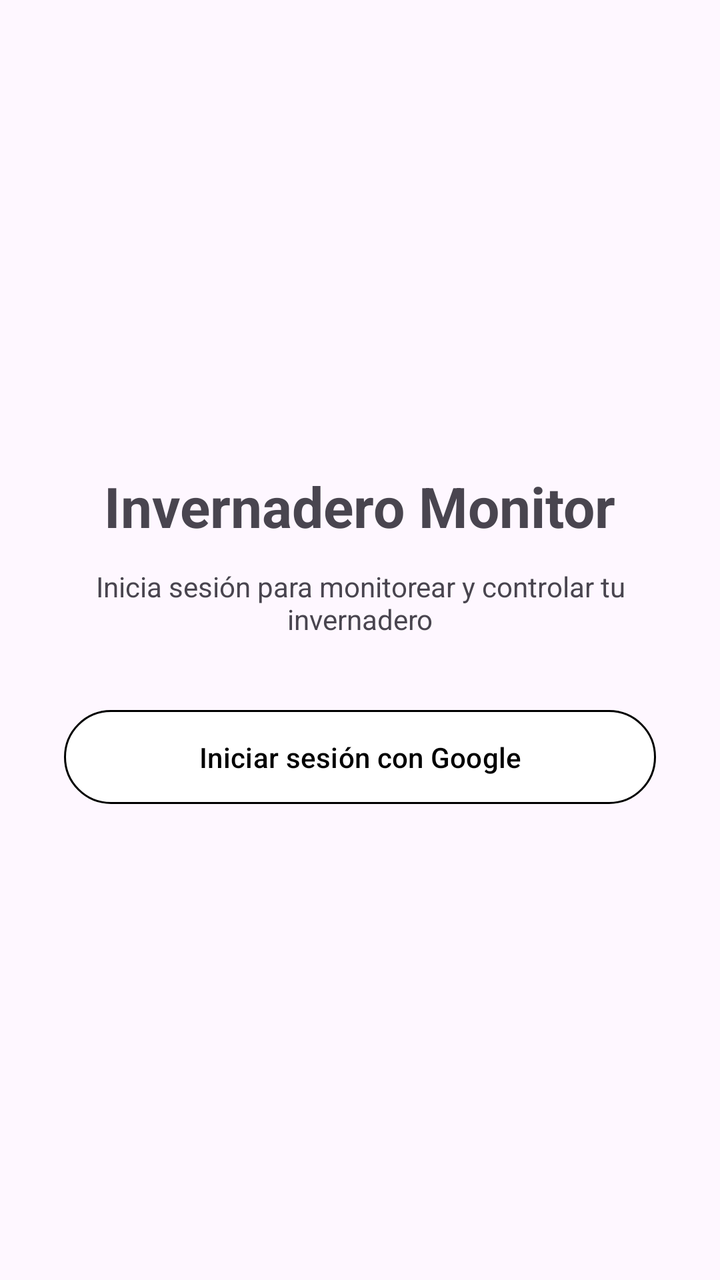
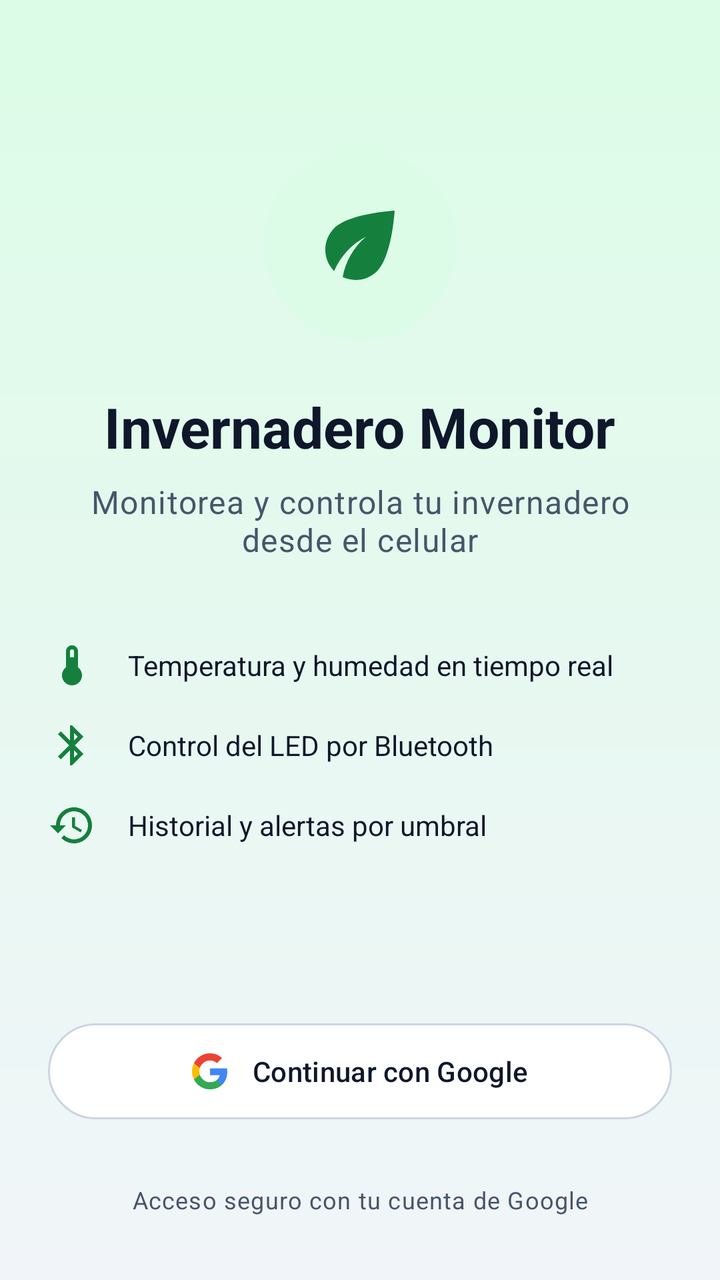

Compare the two renders of this Android layout. The source of the first and the diff that turns it into the second are given below.
<!-- AndroidManifest.xml: application theme Theme.Invernadero -->
<!-- res/layout/activity_login.xml -->
<?xml version="1.0" encoding="utf-8"?>
<androidx.constraintlayout.widget.ConstraintLayout xmlns:android="http://schemas.android.com/apk/res/android"
    xmlns:app="http://schemas.android.com/apk/res-auto"
    xmlns:tools="http://schemas.android.com/tools"
    android:id="@+id/login_root"
    android:layout_width="match_parent"
    android:layout_height="match_parent"
    android:padding="32dp"
    tools:context=".LoginActivity">

    <TextView
        android:id="@+id/tvLoginTitle"
        android:layout_width="wrap_content"
        android:layout_height="wrap_content"
        android:text="@string/login_title"
        android:textSize="28sp"
        android:textStyle="bold"
        app:layout_constraintBottom_toTopOf="@id/tvLoginSubtitle"
        app:layout_constraintEnd_toEndOf="parent"
        app:layout_constraintStart_toStartOf="parent"
        app:layout_constraintTop_toTopOf="parent"
        app:layout_constraintVertical_chainStyle="packed" />

    <TextView
        android:id="@+id/tvLoginSubtitle"
        android:layout_width="0dp"
        android:layout_height="wrap_content"
        android:layout_marginTop="12dp"
        android:gravity="center"
        android:text="@string/login_subtitle"
        android:textAlignment="center"
        app:layout_constraintBottom_toTopOf="@id/btnGoogleSignIn"
        app:layout_constraintEnd_toEndOf="parent"
        app:layout_constraintStart_toStartOf="parent"
        app:layout_constraintTop_toBottomOf="@id/tvLoginTitle" />

    <com.google.android.material.button.MaterialButton
        android:id="@+id/btnGoogleSignIn"
        android:layout_width="0dp"
        android:layout_height="wrap_content"
        android:layout_marginTop="32dp"
        android:backgroundTint="@color/white"
        android:paddingTop="14dp"
        android:paddingBottom="14dp"
        android:text="@string/btn_google_sign_in"
        android:textColor="@color/black"
        app:layout_constraintBottom_toBottomOf="parent"
        app:layout_constraintEnd_toEndOf="parent"
        app:layout_constraintStart_toStartOf="parent"
        app:layout_constraintTop_toBottomOf="@id/tvLoginSubtitle"
        app:layout_constraintVertical_bias="0.5"
        app:strokeColor="@color/black"
        app:strokeWidth="1dp" />

    <ProgressBar
        android:id="@+id/progressBar"
        android:layout_width="wrap_content"
        android:layout_height="wrap_content"
        android:layout_marginTop="16dp"
        android:visibility="gone"
        app:layout_constraintEnd_toEndOf="parent"
        app:layout_constraintStart_toStartOf="parent"
        app:layout_constraintTop_toBottomOf="@id/btnGoogleSignIn" />

</androidx.constraintlayout.widget.ConstraintLayout>
<!-- resources referenced by this layout -->
<resources>
  <color name="black">#FF000000</color>
  <color name="white">#FFFFFFFF</color>
  <string name="btn_google_sign_in">Iniciar sesión con Google</string>
  <string name="login_subtitle">Inicia sesión para monitorear y controlar tu invernadero</string>
  <style name="Theme.Invernadero" parent="Base.Theme.Invernadero" />
  <style name="Base.Theme.Invernadero" parent="Theme.Material3.DayNight.NoActionBar">
          
          
      </style>
  <!-- unchanged entries left out for length: 1 -->
</resources>

<!-- the commit's change to res/layout/activity_login.xml (unified diff, before → after) -->
@@ -1,65 +1,173 @@
 <?xml version="1.0" encoding="utf-8"?>
-<androidx.constraintlayout.widget.ConstraintLayout xmlns:android="http://schemas.android.com/apk/res/android"
+<ScrollView xmlns:android="http://schemas.android.com/apk/res/android"
     xmlns:app="http://schemas.android.com/apk/res-auto"
     xmlns:tools="http://schemas.android.com/tools"
     android:id="@+id/login_root"
     android:layout_width="match_parent"
     android:layout_height="match_parent"
-    android:padding="32dp"
+    android:background="@drawable/bg_login"
+    android:fillViewport="true"
     tools:context=".LoginActivity">
 
-    <TextView
-        android:id="@+id/tvLoginTitle"
-        android:layout_width="wrap_content"
+    <LinearLayout
+        android:layout_width="match_parent"
         android:layout_height="wrap_content"
-        android:text="@string/login_title"
-        android:textSize="28sp"
-        android:textStyle="bold"
-        app:layout_constraintBottom_toTopOf="@id/tvLoginSubtitle"
-        app:layout_constraintEnd_toEndOf="parent"
-        app:layout_constraintStart_toStartOf="parent"
-        app:layout_constraintTop_toTopOf="parent"
-        app:layout_constraintVertical_chainStyle="packed" />
+        android:gravity="center_horizontal"
+        android:orientation="vertical"
+        android:paddingHorizontal="24dp"
+        android:paddingVertical="32dp">
 
-    <TextView
-        android:id="@+id/tvLoginSubtitle"
-        android:layout_width="0dp"
-        android:layout_height="wrap_content"
-        android:layout_marginTop="12dp"
-        android:gravity="center"
-        android:text="@string/login_subtitle"
-        android:textAlignment="center"
-        app:layout_constraintBottom_toTopOf="@id/btnGoogleSignIn"
-        app:layout_constraintEnd_toEndOf="parent"
-        app:layout_constraintStart_toStartOf="parent"
-        app:layout_constraintTop_toBottomOf="@id/tvLoginTitle" />
+        <View
+            android:layout_width="0dp"
+            android:layout_height="0dp"
+            android:layout_weight="1" />
 
-    <com.google.android.material.button.MaterialButton
-        android:id="@+id/btnGoogleSignIn"
-        android:layout_width="0dp"
-        android:layout_height="wrap_content"
-        android:layout_marginTop="32dp"
-        android:backgroundTint="@color/white"
-        android:paddingTop="14dp"
-        android:paddingBottom="14dp"
-        android:text="@string/btn_google_sign_in"
-        android:textColor="@color/black"
-        app:layout_constraintBottom_toBottomOf="parent"
-        app:layout_constraintEnd_toEndOf="parent"
-        app:layout_constraintStart_toStartOf="parent"
-        app:layout_constraintTop_toBottomOf="@id/tvLoginSubtitle"
-        app:layout_constraintVertical_bias="0.5"
-        app:strokeColor="@color/black"
-        app:strokeWidth="1dp" />
+        <FrameLayout
+            android:layout_width="96dp"
+            android:layout_height="96dp"
+            android:background="@drawable/bg_circle"
+            android:backgroundTint="?attr/colorPrimaryContainer">
 
-    <ProgressBar
-        android:id="@+id/progressBar"
-        android:layout_width="wrap_content"
-        android:layout_height="wrap_content"
-        android:layout_marginTop="16dp"
-        android:visibility="gone"
-        app:layout_constraintEnd_toEndOf="parent"
-        app:layout_constraintStart_toStartOf="parent"
-        app:layout_constraintTop_toBottomOf="@id/btnGoogleSignIn" />
+            <ImageView
+                android:layout_width="52dp"
+                android:layout_height="52dp"
+                android:layout_gravity="center"
+                android:contentDescription="@null"
+                android:src="@drawable/ic_eco"
+                app:tint="?attr/colorPrimary" />
+        </FrameLayout>
 
-</androidx.constraintlayout.widget.ConstraintLayout>
+        <TextView
+            android:id="@+id/tvLoginTitle"
+            android:layout_width="wrap_content"
+            android:layout_height="wrap_content"
+            android:layout_marginTop="24dp"
+            android:text="@string/login_title"
+            android:textAppearance="?attr/textAppearanceHeadlineMedium"
+            android:textColor="?attr/colorOnSurface"
+            android:textStyle="bold" />
+
+        <TextView
+            android:id="@+id/tvLoginSubtitle"
+            android:layout_width="match_parent"
+            android:layout_height="wrap_content"
+            android:layout_marginTop="8dp"
+            android:gravity="center"
+            android:text="@string/login_subtitle"
+            android:textAppearance="?attr/textAppearanceBodyLarge"
+            android:textColor="?attr/colorOnSurfaceVariant" />
+
+        <LinearLayout
+            android:layout_width="match_parent"
+            android:layout_height="wrap_content"
+            android:layout_marginTop="32dp"
+            android:orientation="vertical">
+
+            <LinearLayout
+                android:layout_width="match_parent"
+                android:layout_height="wrap_content"
+                android:gravity="center_vertical"
+                android:orientation="horizontal"
+                android:paddingVertical="8dp">
+
+                <ImageView
+                    android:layout_width="24dp"
+                    android:layout_height="24dp"
+                    android:contentDescription="@null"
+                    android:src="@drawable/ic_thermostat"
+                    app:tint="?attr/colorPrimary" />
+
+                <TextView
+                    android:layout_width="0dp"
+                    android:layout_height="wrap_content"
+                    android:layout_marginStart="16dp"
+                    android:layout_weight="1"
+                    android:text="@string/login_feature_monitor"
+                    android:textColor="?attr/colorOnSurface" />
+            </LinearLayout>
+
+            <LinearLayout
+                android:layout_width="match_parent"
+                android:layout_height="wrap_content"
+                android:gravity="center_vertical"
+                android:orientation="horizontal"
+                android:paddingVertical="8dp">
+
+                <ImageView
+                    android:layout_width="24dp"
+                    android:layout_height="24dp"
+                    android:contentDescription="@null"
+                    android:src="@drawable/ic_bluetooth"
+                    app:tint="?attr/colorPrimary" />
+
+                <TextView
+                    android:layout_width="0dp"
+                    android:layout_height="wrap_content"
+                    android:layout_marginStart="16dp"
+                    android:layout_weight="1"
+                    android:text="@string/login_feature_control"
+                    android:textColor="?attr/colorOnSurface" />
+            </LinearLayout>
+
+            <LinearLayout
+                android:layout_width="match_parent"
+                android:layout_height="wrap_content"
+                android:gravity="center_vertical"
+                android:orientation="horizontal"
+                android:paddingVertical="8dp">
+
+                <ImageView
+                    android:layout_width="24dp"
+                    android:layout_height="24dp"
+                    android:contentDescription="@null"
+                    android:src="@drawable/ic_history"
+                    app:tint="?attr/colorPrimary" />
+
+                <TextView
+                    android:layout_width="0dp"
+                    android:layout_height="wrap_content"
+                    android:layout_marginStart="16dp"
+                    android:layout_weight="1"
+                    android:text="@string/login_feature_history"
+                    android:textColor="?attr/colorOnSurface" />
+            </LinearLayout>
+        </LinearLayout>
+
+        <View
+            android:layout_width="0dp"
+            android:layout_height="0dp"
+            android:layout_weight="1" />
+
+        <com.google.android.material.button.MaterialButton
+            android:id="@+id/btnGoogleSignIn"
+            style="@style/Widget.Material3.Button.OutlinedButton"
+            android:layout_width="match_parent"
+            android:layout_height="56dp"
+            android:layout_marginTop="32dp"
+            android:backgroundTint="?attr/colorSurfaceContainer"
+            android:text="@string/btn_google_sign_in"
+            android:textColor="?attr/colorOnSurface"
+            app:icon="@drawable/ic_google"
+            app:iconGravity="textStart"
+            app:iconPadding="12dp"
+            app:iconTint="@null"
+            app:strokeColor="?attr/colorOutline" />
+
+        <com.google.android.material.progressindicator.LinearProgressIndicator
+            android:id="@+id/progressBar"
+            android:layout_width="match_parent"
+            android:layout_height="wrap_content"
+            android:layout_marginTop="12dp"
+            android:indeterminate="true"
+            android:visibility="invisible" />
+
+        <TextView
+            android:layout_width="match_parent"
+            android:layout_height="wrap_content"
+            android:layout_marginTop="12dp"
+            android:gravity="center"
+            android:text="@string/login_footer"
+            android:textAppearance="?attr/textAppearanceBodySmall"
+            android:textColor="?attr/colorOnSurfaceVariant" />
+    </LinearLayout>
+</ScrollView>
<!-- resource entries referenced after the edit -->
@@ -1,13 +1,133 @@
 <!-- resources referenced by this layout -->
 <resources>
-  <color name="black">#FF000000</color>
-  <color name="white">#FFFFFFFF</color>
-  <string name="btn_google_sign_in">Iniciar sesión con Google</string>
-  <string name="login_subtitle">Inicia sesión para monitorear y controlar tu invernadero</string>
-  <style name="Theme.Invernadero" parent="Base.Theme.Invernadero" />
-  <style name="Base.Theme.Invernadero" parent="Theme.Material3.DayNight.NoActionBar">
-          
-          
+  <!-- drawable bg_circle (drawable) -->
+  <shape xmlns:android="http://schemas.android.com/apk/res/android"
+      android:shape="oval">
+      <solid android:color="@android:color/white" />
+  </shape>
+  <!-- drawable bg_login (drawable) -->
+  <shape xmlns:android="http://schemas.android.com/apk/res/android"
+      android:shape="rectangle">
+      <gradient
+          android:angle="270"
+          android:endColor="@color/login_gradient_end"
+          android:startColor="@color/login_gradient_start"
+          android:type="linear" />
+  </shape>
+  <!-- drawable ic_bluetooth (drawable) -->
+  <vector xmlns:android="http://schemas.android.com/apk/res/android"
+      android:width="24dp"
+      android:height="24dp"
+      android:viewportWidth="24"
+      android:viewportHeight="24"
+      android:tint="?attr/colorControlNormal">
+      <path
+          android:fillColor="@android:color/white"
+          android:pathData="M17.71,7.71L12,2h-1v7.59L6.41,5 5,6.41 10.59,12 5,17.59 6.41,19 11,14.41V22h1l5.71,-5.71 -4.3,-4.29 4.3,-4.29zM13,5.83l1.88,1.88L13,9.59V5.83zM14.88,16.29L13,18.17v-3.76l1.88,1.88z" />
+  </vector>
+  <!-- drawable ic_eco (drawable) -->
+  <vector xmlns:android="http://schemas.android.com/apk/res/android"
+      android:width="24dp"
+      android:height="24dp"
+      android:viewportWidth="24"
+      android:viewportHeight="24"
+      android:tint="?attr/colorControlNormal">
+      <path
+          android:fillColor="@android:color/white"
+          android:pathData="M6.05,8.05c-2.73,2.73 -2.73,7.15 -0.02,9.88 1.47,-3.4 4.09,-6.24 7.36,-7.93 -2.77,2.34 -4.71,5.61 -5.39,9.32 2.6,1.23 5.8,0.78 7.95,-1.37C19.43,14.47 20,4 20,4S9.53,4.57 6.05,8.05z" />
+  </vector>
+  <!-- drawable ic_google (drawable) -->
+  <vector xmlns:android="http://schemas.android.com/apk/res/android"
+      android:width="24dp"
+      android:height="24dp"
+      android:viewportWidth="24"
+      android:viewportHeight="24">
+      <path
+          android:fillColor="#4285F4"
+          android:pathData="M23.49,12.27c0,-0.79 -0.07,-1.54 -0.19,-2.27H12v4.51h6.47c-0.29,1.48 -1.14,2.73 -2.4,3.58v3h3.86c2.26,-2.09 3.56,-5.17 3.56,-8.82z" />
+      <path
+          android:fillColor="#34A853"
+          android:pathData="M12,24c3.24,0 5.95,-1.08 7.93,-2.91l-3.86,-3c-1.08,0.72 -2.45,1.16 -4.07,1.16 -3.13,0 -5.78,-2.11 -6.73,-4.96H1.29v3.09C3.26,21.3 7.31,24 12,24z" />
+      <path
+          android:fillColor="#FBBC05"
+          android:pathData="M5.27,14.29c-0.25,-0.72 -0.38,-1.49 -0.38,-2.29s0.14,-1.57 0.38,-2.29V6.62H1.29C0.47,8.24 0,10.06 0,12s0.47,3.76 1.29,5.38l3.98,-3.09z" />
+      <path
+          android:fillColor="#EA4335"
+          android:pathData="M12,4.75c1.77,0 3.35,0.61 4.6,1.8l3.42,-3.42C17.95,1.19 15.24,0 12,0 7.31,0 3.26,2.7 1.29,6.62l3.98,3.09C6.22,6.86 8.87,4.75 12,4.75z" />
+  </vector>
+  <!-- drawable ic_history (drawable) -->
+  <vector xmlns:android="http://schemas.android.com/apk/res/android"
+      android:width="24dp"
+      android:height="24dp"
+      android:viewportWidth="24"
+      android:viewportHeight="24"
+      android:tint="?attr/colorControlNormal">
+      <path
+          android:fillColor="@android:color/white"
+          android:pathData="M13,3c-4.97,0 -9,4.03 -9,9L1,12l3.89,3.89 0.07,0.14L9,12L6,12c0,-3.87 3.13,-7 7,-7s7,3.13 7,7 -3.13,7 -7,7c-1.93,0 -3.68,-0.79 -4.94,-2.06l-1.42,1.42C8.27,19.99 10.51,21 13,21c4.97,0 9,-4.03 9,-9s-4.03,-9 -9,-9zM12,8v5l4.28,2.54 0.72,-1.21 -3.5,-2.08L13.5,8L12,8z" />
+  </vector>
+  <!-- drawable ic_thermostat (drawable) -->
+  <vector xmlns:android="http://schemas.android.com/apk/res/android"
+      android:width="24dp"
+      android:height="24dp"
+      android:viewportWidth="24"
+      android:viewportHeight="24"
+      android:tint="?attr/colorControlNormal">
+      <path
+          android:fillColor="@android:color/white"
+          android:pathData="M15,13V5c0,-1.66 -1.34,-3 -3,-3S9,3.34 9,5v8c-1.21,0.91 -2,2.37 -2,4 0,2.76 2.24,5 5,5s5,-2.24 5,-5c0,-1.63 -0.79,-3.09 -2,-4zM11,5c0,-0.55 0.45,-1 1,-1s1,0.45 1,1v3h-2L11,5z" />
+  </vector>
+  <string name="btn_google_sign_in">Continuar con Google</string>
+  <string name="login_feature_control">Control del LED por Bluetooth</string>
+  <string name="login_feature_history">Historial y alertas por umbral</string>
+  <string name="login_feature_monitor">Temperatura y humedad en tiempo real</string>
+  <string name="login_footer">Acceso seguro con tu cuenta de Google</string>
+  <string name="login_subtitle">Monitorea y controla tu invernadero desde el celular</string>
+  <style name="Theme.Invernadero" parent="Theme.Material3.DayNight.NoActionBar">
+          <item name="colorPrimary">@color/inv_primary</item>
+          <item name="colorOnPrimary">@color/inv_on_primary</item>
+          <item name="colorPrimaryContainer">@color/inv_primary_container</item>
+          <item name="colorOnPrimaryContainer">@color/inv_on_primary_container</item>
+          <item name="colorSecondary">@color/inv_secondary</item>
+          <item name="colorOnSecondary">@color/inv_on_secondary</item>
+          <item name="colorSecondaryContainer">@color/inv_secondary_container</item>
+          <item name="colorOnSecondaryContainer">@color/inv_on_secondary_container</item>
+          <item name="colorError">@color/inv_error</item>
+          <item name="colorOnError">@color/inv_on_error</item>
+          <item name="android:colorBackground">@color/inv_background</item>
+          <item name="colorOnBackground">@color/inv_on_surface</item>
+          <item name="colorSurface">@color/inv_surface</item>
+          <item name="colorOnSurface">@color/inv_on_surface</item>
+          <item name="colorSurfaceVariant">@color/inv_surface_variant</item>
+          <item name="colorOnSurfaceVariant">@color/inv_on_surface_variant</item>
+          <item name="colorOutline">@color/inv_outline</item>
+          <item name="colorSurfaceContainer">@color/inv_surface_container</item>
+          <item name="colorSurfaceContainerHigh">@color/inv_surface_container_high</item>
+          <item name="shapeAppearanceMediumComponent">@style/ShapeAppearance.Inv.Medium</item>
+      </style>
+  <color name="login_gradient_end">#F1F5F9</color>
+  <color name="login_gradient_start">#DCFCE7</color>
+  <color name="inv_primary">#15803D</color>
+  <color name="inv_on_primary">#FFFFFF</color>
+  <color name="inv_primary_container">#DCFCE7</color>
+  <color name="inv_on_primary_container">#14532D</color>
+  <color name="inv_secondary">#334155</color>
+  <color name="inv_on_secondary">#FFFFFF</color>
+  <color name="inv_secondary_container">#E2E8F0</color>
+  <color name="inv_on_secondary_container">#0F172A</color>
+  <color name="inv_error">#DC2626</color>
+  <color name="inv_on_error">#FFFFFF</color>
+  <color name="inv_background">#F1F5F9</color>
+  <color name="inv_on_surface">#0F172A</color>
+  <color name="inv_surface">#F8FAFC</color>
+  <color name="inv_surface_variant">#E2E8F0</color>
+  <color name="inv_on_surface_variant">#475569</color>
+  <color name="inv_outline">#CBD5E1</color>
+  <color name="inv_surface_container">#FFFFFF</color>
+  <color name="inv_surface_container_high">#F1F5F9</color>
+  <style name="ShapeAppearance.Inv.Medium" parent="ShapeAppearance.Material3.MediumComponent">
+          <item name="cornerFamily">rounded</item>
+          <item name="cornerSize">20dp</item>
       </style>
   <!-- unchanged entries left out for length: 1 -->
 </resources>
